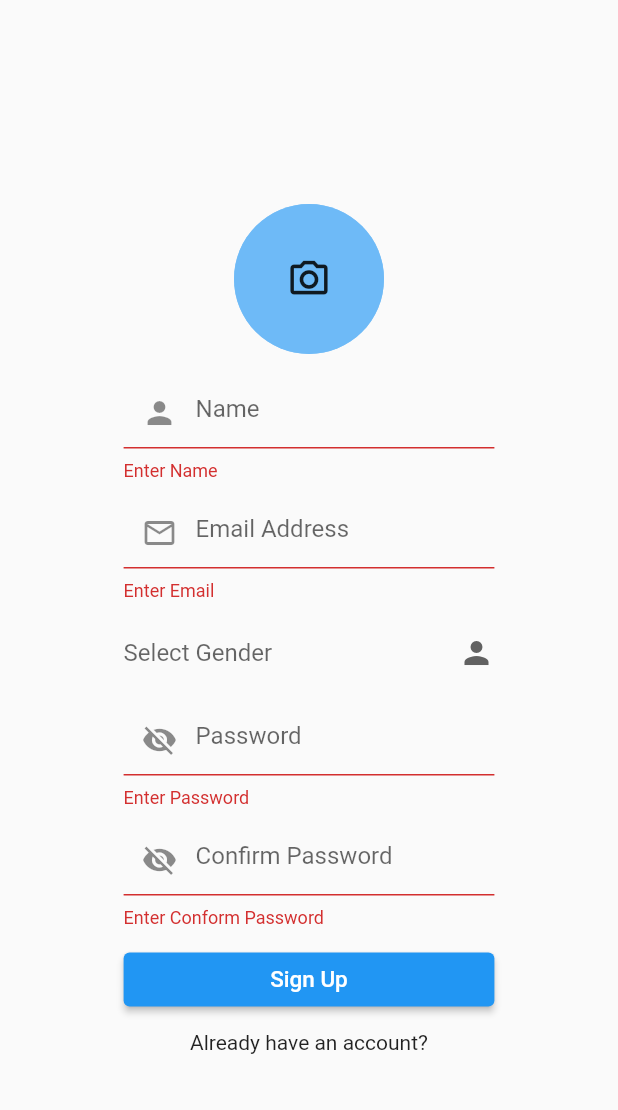
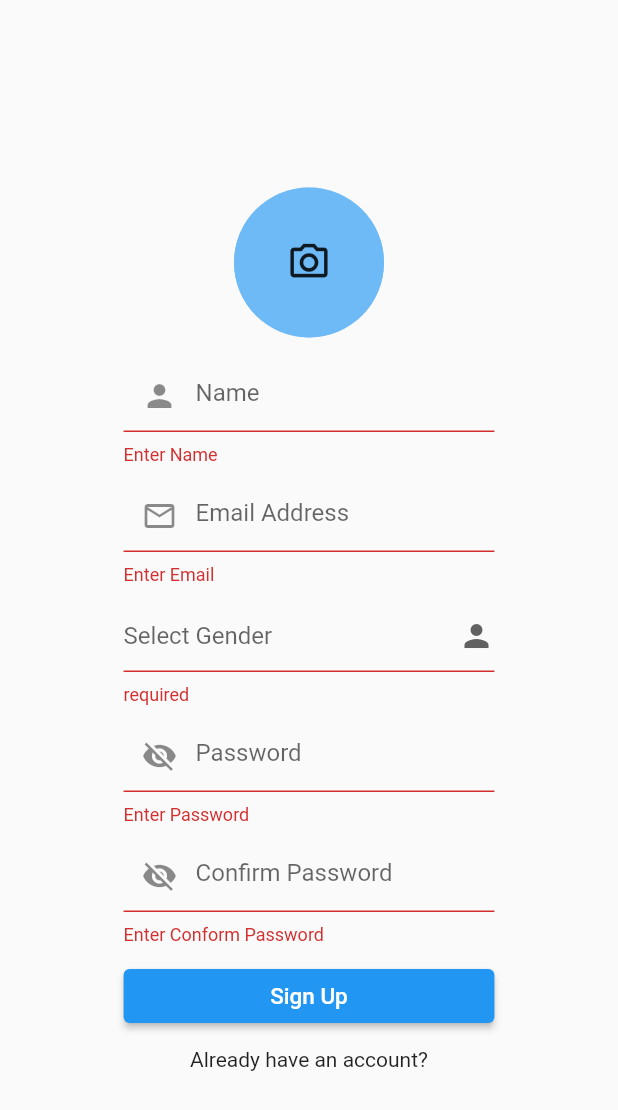
Before and after one commit to chetankoli1/ems-flutter-login-demo, a Flutter app: the RegistrationScreen screen opened by its route, after a tap on "Sign Up", on a phone screen of 412 x 824 dp. Shown: the top 1110 px of the screen. Run offline on Flutter 3.47's test engine with Material 2 defaults, Android fonts, the light colour scheme and no system bars; our stand-ins replace cached_network_image, cloud_firestore, file_picker, firebase_auth, firebase_core, firebase_storage and 4 more; accounts and stored records are empty; network calls fail.

Commit message:
dropdown validation and img validation added

```diff
--- a/lib/screens/loginScreen.dart
+++ b/lib/screens/loginScreen.dart
@@ -127,9 +127,8 @@ class _LoginScreenState extends State<LoginScreen> {
                         startLogin(
                           _loginKey,_emailController.text,_passwordController.text
                         );
-                        // Get.to(() => const HomeScreen());
                       },
-                      // onPressed: (){Navigator.push(context, MaterialPageRoute(builder: (context) => HomeScreen()));},
+
                       child: const Text(
                         "Login",
                         style: TextStyle(
--- a/lib/screens/registrationScreen.dart
+++ b/lib/screens/registrationScreen.dart
@@ -26,8 +26,8 @@ class _RegistrationScreenState extends State<RegistrationScreen> {
   bool _obscureText1 = true;
   bool _obscureText2 = true;
 
-  final FirebaseStorage firebaseStorage = FirebaseStorage.instance;
-  final FirebaseAuth firebaseAuth = FirebaseAuth.instance;
+  final firebaseStorage = FirebaseStorage.instance;
+  final firebaseAuth = FirebaseAuth.instance;
 
   final formKey = GlobalKey<FormState>();
 
@@ -124,11 +124,12 @@ class _RegistrationScreenState extends State<RegistrationScreen> {
                   ),
                   Container(
                     width: MediaQuery.of(context).size.width * 0.6,
-                    child: DropdownButton(
+                    child: DropdownButtonFormField(
+                      validator: ((value) => value == null ? "required" : null),
                       value: selectedGender,
                       isExpanded: true,
                       icon: const Icon(Icons.person),
-                      underline: Container(),
+                      // underline: Container(),
                       hint: const Text('Select Gender'),
                       items: _genderItems
                           .map<DropdownMenuItem<String>>(
@@ -243,10 +244,14 @@ class _RegistrationScreenState extends State<RegistrationScreen> {
 
   void signUpUser() async {
     if (formKey.currentState!.validate()) {
+      if (imageUrl == null) {
+        Fluttertoast.showToast(msg: "Please select Imgae");
+      } else {
         try {
           await firebaseAuth
               .createUserWithEmailAndPassword(
-                email: emailController.text, password: passwordController.text)
+                  email: emailController.text,
+                  password: passwordController.text)
               .then((value) => {toFirestore()})
               .catchError((e) {
             Fluttertoast.showToast(msg: e!.message);
@@ -270,6 +275,7 @@ class _RegistrationScreenState extends State<RegistrationScreen> {
           }
 
           Fluttertoast.showToast(msg: errorMessage!);
+        }
       }
     }
   }
```
Also changed, not shown: lib/screens/firestorecurd.dart (added, +17 -0 lines). Lines whose indentation alone changed are shown as unchanged.
